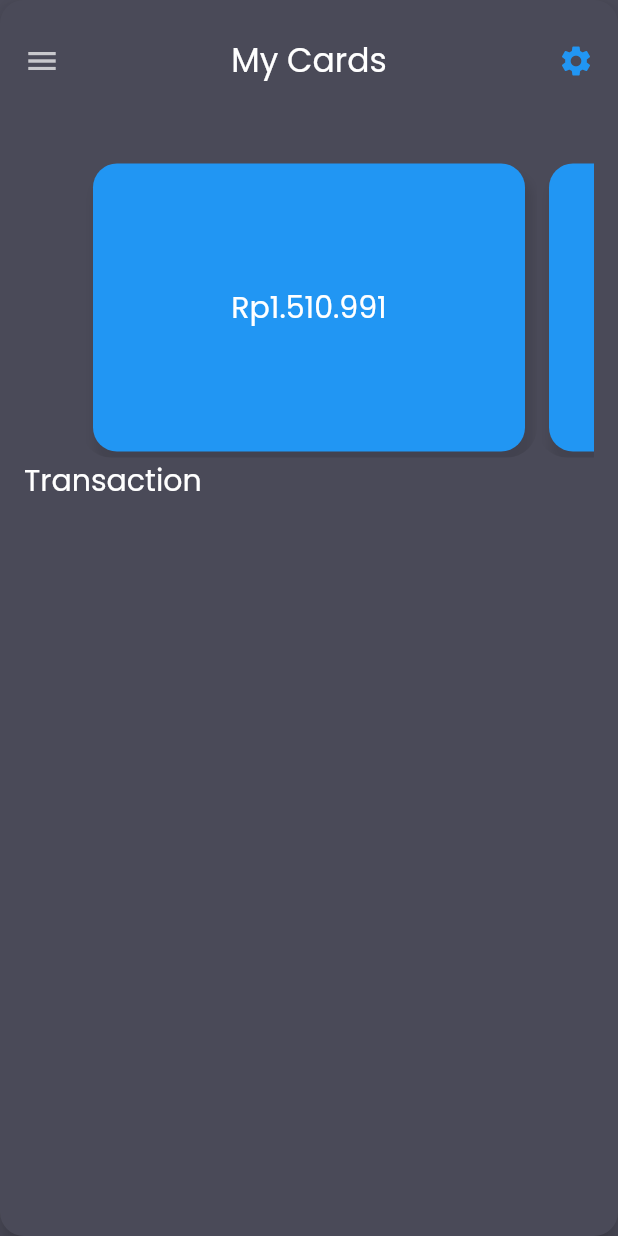
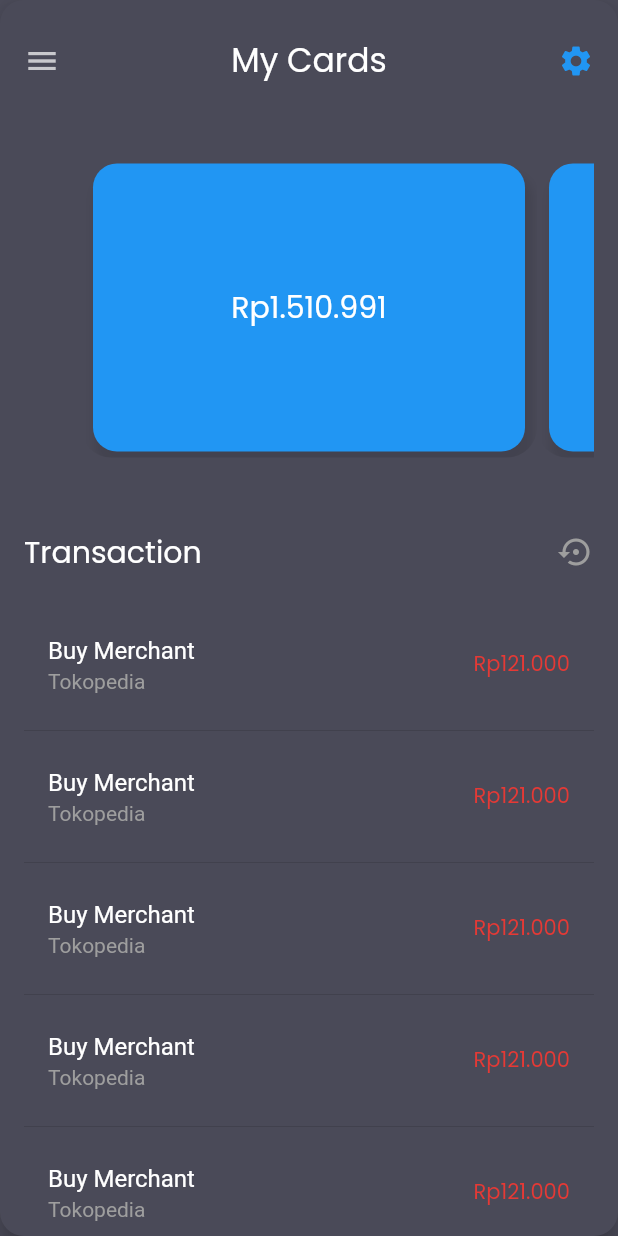
Before and after one commit to kvnrzl/sidebar-menu, a Flutter app: the screen it shows after launch, on a phone screen of 412 x 824 dp. Run offline on Flutter 3.47's test engine with Material 2 defaults, Android fonts, the phone set to English and light mode, and no system bars; our stand-ins replace google_fonts.

Commit message:
add some features

```diff
--- a/lib/side_bar_menu.dart
+++ b/lib/side_bar_menu.dart
@@ -16,18 +16,29 @@ class _SideBarMenuState extends State<SideBarMenu>
   bool isCollapsed = true;
   double screenHeight, screenWidth;
   final Duration duration = const Duration(milliseconds: 300);
+  PageController _pageController = PageController(viewportFraction: 0.8);
+  // double currentPageValue;
   AnimationController _controller;
   Animation<double> _scaleAnimation;
-  // Animation<Offset> _slideAnimation;
+  Animation<double> _sideMenuScaleAnimation;
+  Animation<Offset> _sideMenuSlideAnimation;
 
   @override
   void initState() {
     super.initState();
     CardHelper cardObj = CardHelper();
     listOfCard = cardObj.getCard();
+    // _pageController.addListener(() {
+    //   currentPageValue = _pageController.page;
+    // });
     _controller =
         AnimationController(vsync: this, duration: Duration(milliseconds: 300));
     _scaleAnimation = Tween<double>(begin: 1, end: 0.8).animate(_controller);
+    _sideMenuScaleAnimation =
+        Tween<double>(begin: 0.5, end: 1).animate(_controller);
+    _sideMenuSlideAnimation =
+        Tween<Offset>(begin: Offset(-1, 0), end: Offset(0, 0))
+            .animate(_controller);
   }
 
   @override
@@ -56,7 +67,11 @@ class _SideBarMenuState extends State<SideBarMenu>
   }
 
   Widget sideMenuWidget(context) {
-    return Padding(
+    return SlideTransition(
+      position: _sideMenuSlideAnimation,
+      child: ScaleTransition(
+        scale: _sideMenuScaleAnimation,
+        child: Padding(
           padding: const EdgeInsets.only(left: 24),
           child: Align(
             alignment: Alignment.centerLeft,
@@ -69,38 +84,40 @@ class _SideBarMenuState extends State<SideBarMenu>
                   onPressed: () {},
                   icon: Icon(Icons.water_damage_sharp, color: Colors.grey),
                   label: Text('Dashboard',
-                  style:
-                      GoogleFonts.poppins(fontSize: 20, color: Colors.white)),
+                      style: GoogleFonts.poppins(
+                          fontSize: 20, color: Colors.white)),
                 ),
                 TextButton.icon(
                   onPressed: () {},
                   icon: Icon(Icons.message_sharp, color: Colors.grey),
                   label: Text('Messages',
-                  style:
-                      GoogleFonts.poppins(fontSize: 20, color: Colors.white)),
+                      style: GoogleFonts.poppins(
+                          fontSize: 20, color: Colors.white)),
                 ),
                 TextButton.icon(
                   onPressed: () {},
                   icon: Icon(Icons.payment_sharp, color: Colors.grey),
                   label: Text('Utility Bills',
-                  style:
-                      GoogleFonts.poppins(fontSize: 20, color: Colors.white)),
+                      style: GoogleFonts.poppins(
+                          fontSize: 20, color: Colors.white)),
                 ),
                 TextButton.icon(
                   onPressed: () {},
                   icon: Icon(Icons.send_to_mobile, color: Colors.grey),
                   label: Text('Funds Transfer',
-                  style:
-                      GoogleFonts.poppins(fontSize: 20, color: Colors.white)),
+                      style: GoogleFonts.poppins(
+                          fontSize: 20, color: Colors.white)),
                 ),
                 TextButton.icon(
                   onPressed: () {},
                   icon: Icon(Icons.dashboard_sharp, color: Colors.grey),
                   label: Text('Branches',
-                  style:
-                      GoogleFonts.poppins(fontSize: 20, color: Colors.white)),
+                      style: GoogleFonts.poppins(
+                          fontSize: 20, color: Colors.white)),
                 ),
               ],
+            ),
+          ),
         ),
       ),
     );
@@ -167,9 +184,12 @@ class _SideBarMenuState extends State<SideBarMenu>
                     height: 200,
                     margin: EdgeInsetsDirectional.only(top: 48),
                     child: PageView.builder(
-                      controller: PageController(viewportFraction: 0.8),
+                      controller: _pageController,
                       itemCount: listOfCard.length,
                       itemBuilder: (context, index) {
+                        // double difference = index - currentPageValue;
+                        // if (difference < 0) difference *= -1;
+                        // difference = min(1, difference);
                         return ClipRRect(
                           borderRadius: BorderRadius.circular(20),
                           child: Stack(
@@ -204,11 +224,46 @@ class _SideBarMenuState extends State<SideBarMenu>
                       },
                     ),
                   ),
+                  SizedBox(height: 48),
+                  Row(
+                    mainAxisAlignment: MainAxisAlignment.spaceBetween,
+                    children: [
                       Text(
                         "Transaction",
-                    style:
-                        GoogleFonts.poppins(color: Colors.white, fontSize: 20),
-                  )
+                        style: GoogleFonts.poppins(
+                            color: Colors.white, fontSize: 20),
+                      ),
+                      Icon(
+                        Icons.settings_backup_restore,
+                        color: Colors.grey,
+                      ),
+                    ],
+                  ),
+                  SizedBox(height: 24),
+                  ListView.separated(
+                      shrinkWrap: true,
+                      itemBuilder: (context, index) {
+                        return ListTile(
+                          title: Text(
+                            'Buy Merchant',
+                            style: TextStyle(color: Colors.white),
+                          ),
+                          subtitle: Text(
+                            'Tokopedia',
+                            style: TextStyle(color: Colors.grey),
+                          ),
+                          trailing: Text(
+                            'Rp121.000',
+                            style: GoogleFonts.poppins(color: Colors.red[600]),
+                          ),
+                        );
+                      },
+                      separatorBuilder: (context, index) {
+                        return Divider(
+                          height: 16,
+                        );
+                      },
+                      itemCount: 15)
                 ],
               ),
             ),
```
Also changed, not shown: lib/widgets/card_widget.dart (deleted). Lines whose indentation alone changed are shown as unchanged.
